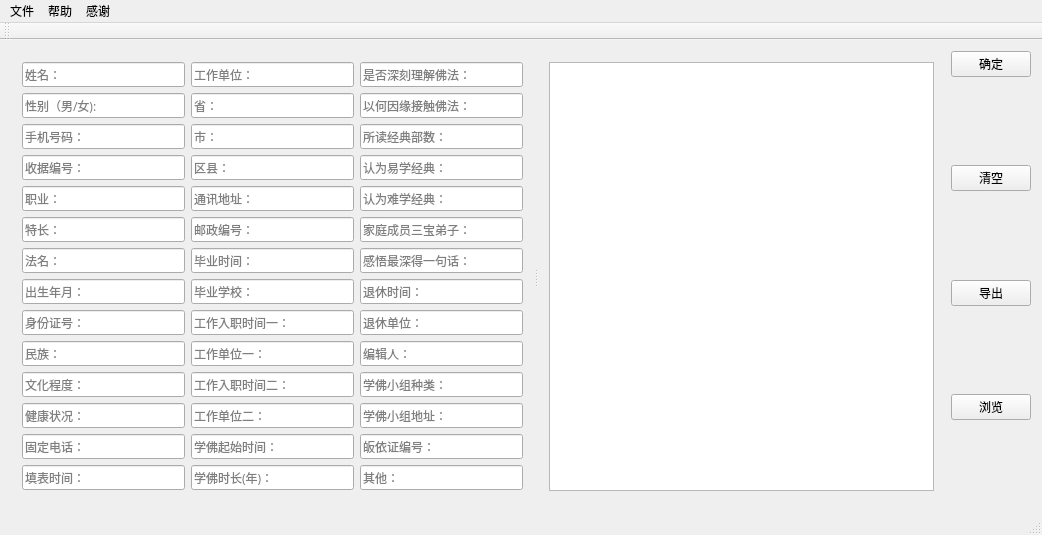
crouse/connect, file connect.ui: the form before one commit.
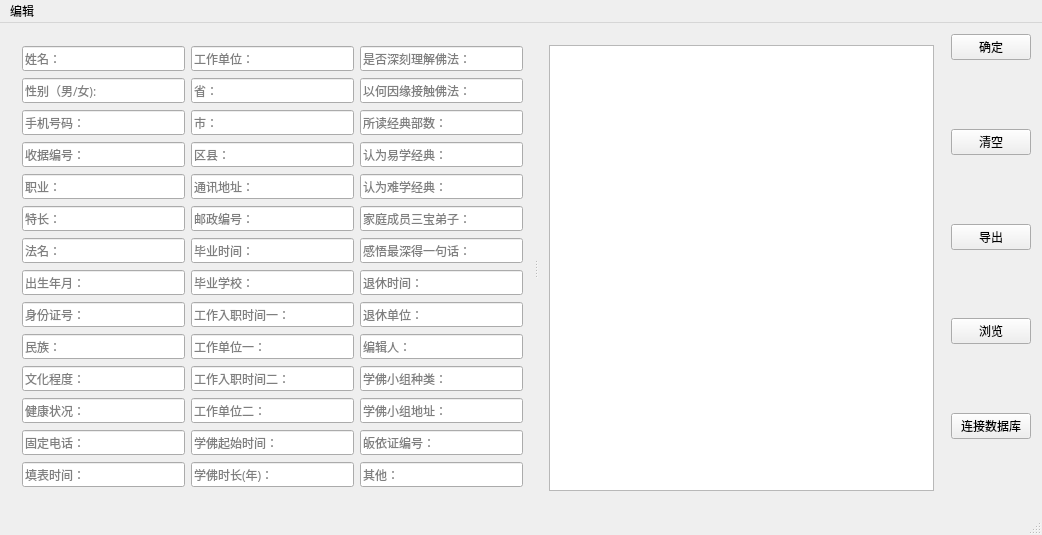
The form after the commit. Icons and pictures are not drawn.

Commit message: 设置可以更改数据库地址

Patch:
```diff
--- a/connect.ui
+++ b/connect.ui
@@ -630,6 +630,37 @@
         </property>
        </widget>
       </item>
+      <item>
+       <spacer name="verticalSpacer_5">
+        <property name="orientation">
+         <enum>Qt::Vertical</enum>
+        </property>
+        <property name="sizeHint" stdset="0">
+         <size>
+          <width>20</width>
+          <height>40</height>
+         </size>
+        </property>
+       </spacer>
+      </item>
+      <item>
+       <widget class="QPushButton" name="pushButtonDatabase">
+        <property name="font">
+         <font>
+          <family>STKaiti</family>
+         </font>
+        </property>
+        <property name="text">
+         <string>连接数据库</string>
+        </property>
+        <property name="checkable">
+         <bool>true</bool>
+        </property>
+        <property name="checked">
+         <bool>false</bool>
+        </property>
+       </widget>
+      </item>
       <item>
        <spacer name="verticalSpacer_2">
         <property name="orientation">
@@ -659,35 +690,11 @@
    </property>
    <widget class="QMenu" name="menu">
     <property name="title">
-     <string>文件</string>
+     <string>编辑</string>
     </property>
     <addaction name="action"/>
    </widget>
-   <widget class="QMenu" name="menu_2">
-    <property name="title">
-     <string>帮助</string>
-    </property>
-   </widget>
-   <widget class="QMenu" name="menu_3">
-    <property name="title">
-     <string>感谢</string>
-    </property>
-    <addaction name="actionThanks"/>
-   </widget>
    <addaction name="menu"/>
-   <addaction name="menu_2"/>
-   <addaction name="menu_3"/>
-  </widget>
-  <widget class="QToolBar" name="toolBar">
-   <property name="windowTitle">
-    <string>toolBar</string>
-   </property>
-   <attribute name="toolBarArea">
-    <enum>TopToolBarArea</enum>
-   </attribute>
-   <attribute name="toolBarBreak">
-    <bool>false</bool>
-   </attribute>
   </widget>
   <action name="action">
    <property name="text">
```
Left out of the diff: 10 changed lines with no effect on the pictures. The commit also changes 3 other files.
